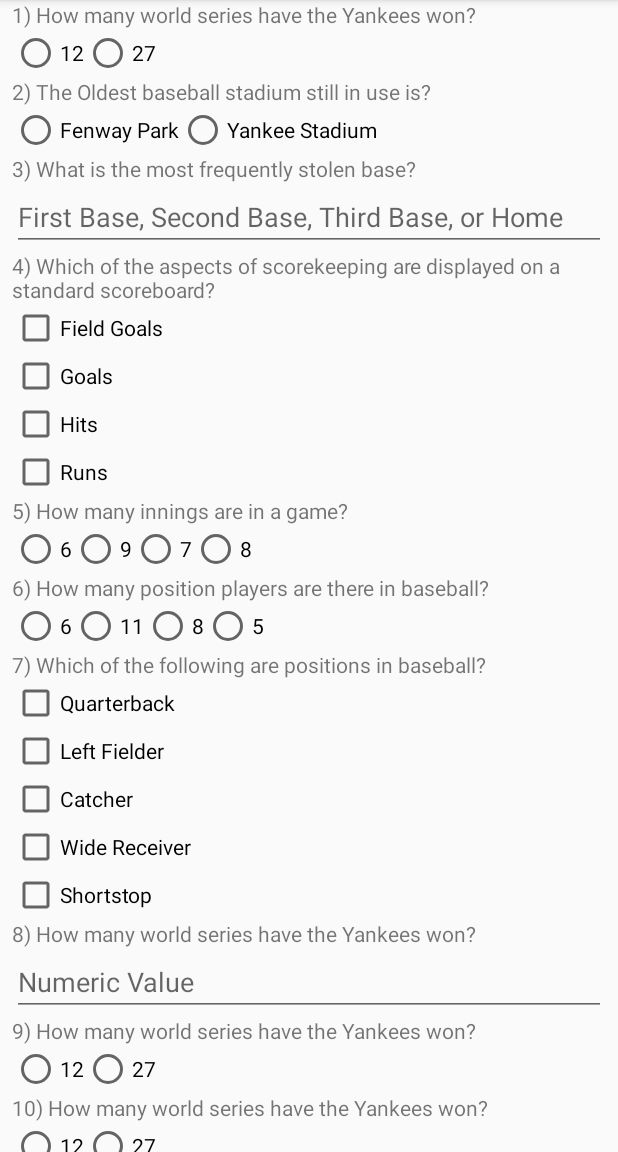
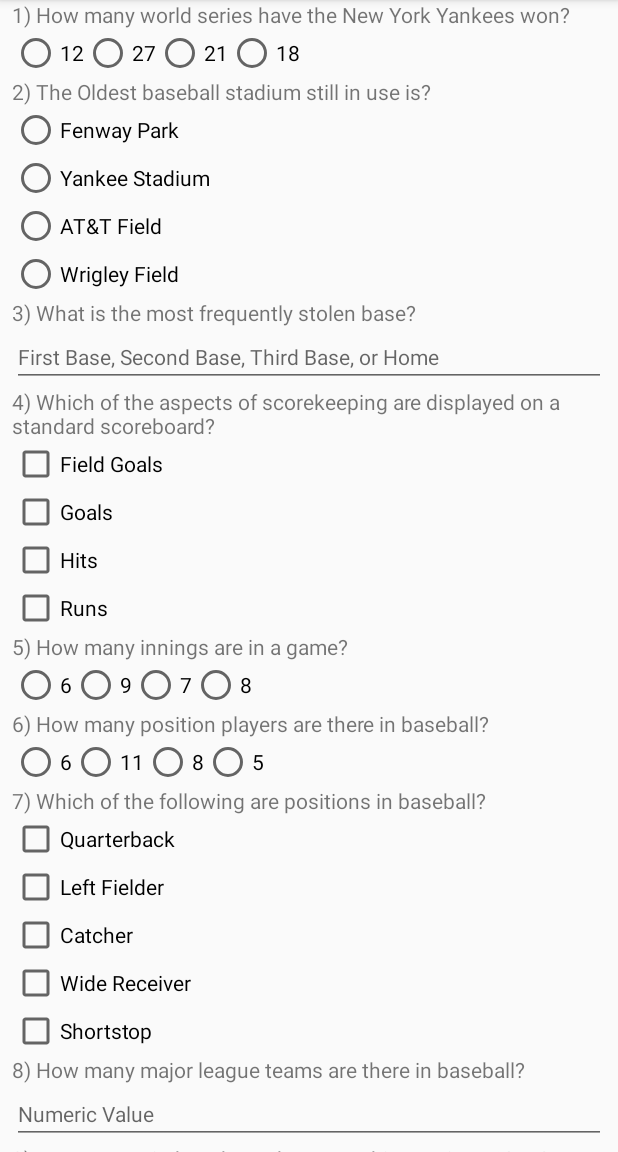
Before and after one commit to uenvymenow/QuizApp, an Android app: the screen it shows after launch (MainActivity), on a phone screen of 412 x 824 dp, the part 84-1236 px from its top. Run offline under Robolectric (Android 15) with nearby library versions, the phone set to English and light mode, and no system bars.

```diff
--- a/app/src/main/java/com/example/android/quizapplication/MainActivity.java
+++ b/app/src/main/java/com/example/android/quizapplication/MainActivity.java
@@ -91,7 +91,7 @@ public class MainActivity extends AppCompatActivity {
     public void question4CheckBox(View view) {
         // Import correct checkboxes for question 4
         CheckBox questionFourCorrectCB1 = findViewById(R.id.questionFourCorrect1);
-        CheckBox questionFourCorrectCB2 = findViewById(R.id.questionFourCcorrect2);
+        CheckBox questionFourCorrectCB2 = findViewById(R.id.questionFourCorrect2);
 
         // Check if correct checkbox was clicked
         if ((questionFourCorrectCB1.isChecked()) && (questionFourCorrectCB2.isChecked())){
@@ -136,9 +136,9 @@ public class MainActivity extends AppCompatActivity {
 
         // Check if correct checkbox was clicked button was clicked
         if ((questionSevenCorrectCB1.isChecked()) && (questionSevenCorrectCB2.isChecked()) && (questionSevenCorrectCB3.isChecked())){
-            question6Score = 1;
+            question7Score = 1;
         } else {
-            question6Score = 0;
+            question7Score = 0;
         }
     }
 
@@ -163,19 +163,12 @@ public class MainActivity extends AppCompatActivity {
     public void question9RadioButton(View view) {
         // Import radio buttons for question 9
         RadioButton questionNineCorrectRB = findViewById(R.id.questionNineCorrect);
-        RadioButton questionNineIncorrectRB = findViewById(R.id.questionNineIncorrect);
 
-        // Check which radio button was clicked
-        switch (view.getId()) {
-            case R.id.questionNineCorrect:
-                if (questionNineCorrectRB.isChecked())
-                    question9Score = 1;
-                break;
-            case R.id.questionNineIncorrect:
-                if (questionNineIncorrectRB.isChecked()) {
-                    question9Score = 0;
-                    break;
-                }
+        // Check if correct radio button was clicked
+        if (questionNineCorrectRB.isChecked()){
+            question9Score = 1;
+        } else {
+            question9Score = 0;
         }
     }
 
@@ -183,19 +176,12 @@ public class MainActivity extends AppCompatActivity {
     public void question10RadioButton(View view) {
         // Import radio buttons for question 10
         RadioButton questionTenCorrectRB = findViewById(R.id.questionTenCorrect);
-        RadioButton questionTenIncorrectRB = findViewById(R.id.questionTenIncorrect);
 
-        // Check which radio button was clicked
-        switch (view.getId()) {
-            case R.id.questionTenCorrect:
-                if (questionTenCorrectRB.isChecked())
-                    question10Score = 1;
-                break;
-            case R.id.questionTenIncorrect:
-                if (questionTenIncorrectRB.isChecked()) {
-                    question10Score = 0;
-                    break;
-                }
+        // Check if correct radio button was clicked
+        if (questionTenCorrectRB.isChecked()){
+            question10Score = 1;
+        } else {
+            question10Score = 0;
         }
     }
 
--- a/app/src/main/res/layout/activity_main.xml
+++ b/app/src/main/res/layout/activity_main.xml
@@ -8,8 +8,8 @@
 
     <!-- Container Linear Layout -->
     <LinearLayout
-        android:layout_width="match_parent"
-        android:layout_height="match_parent"
+        android:layout_width="wrap_content"
+        android:layout_height="wrap_content"
         android:orientation="vertical"
         android:padding="8dp">
 
@@ -22,7 +22,7 @@
             <TextView
                 android:layout_width="wrap_content"
                 android:layout_height="wrap_content"
-                android:text="Topic: Baseball History"
+                android:text="@string/topic"
                 android:textSize="18sp"
                 android:textStyle="bold" />
         </LinearLayout>
@@ -46,7 +46,8 @@
                     android:id="@+id/question_1_text_view"
                     android:layout_width="wrap_content"
                     android:layout_height="wrap_content"
-                    android:text="1) How many world series have the Yankees won?" />
+                    android:text="1) How many world series have the New York Yankees won?"
+                    android:textSize="14sp"/>
 
                 <RadioGroup
                     android:id="@+id/radioGroup1"
@@ -55,18 +56,36 @@
                     android:orientation="horizontal">
 
                     <RadioButton
-                        android:id="@+id/questionOneIncorrect"
+                        android:id="@+id/questionOneIncorrect1"
                         android:layout_width="wrap_content"
                         android:layout_height="wrap_content"
                         android:onClick="question1RadioButton"
-                        android:text="12" />
+                        android:text="12"
+                        android:textSize="14sp"/>
 
                     <RadioButton
                         android:id="@+id/questionOneCorrect"
                         android:layout_width="wrap_content"
                         android:layout_height="wrap_content"
                         android:onClick="question1RadioButton"
-                        android:text="27" />
+                        android:text="27"
+                        android:textSize="14sp"/>
+
+                    <RadioButton
+                        android:id="@+id/questionOneIncorrect2"
+                        android:layout_width="wrap_content"
+                        android:layout_height="wrap_content"
+                        android:onClick="question1RadioButton"
+                        android:text="21"
+                        android:textSize="14sp"/>
+
+                    <RadioButton
+                        android:id="@+id/questionOneIncorrect3"
+                        android:layout_width="wrap_content"
+                        android:layout_height="wrap_content"
+                        android:onClick="question1RadioButton"
+                        android:text="18"
+                        android:textSize="14sp"/>
                 </RadioGroup>
 
                 <!-- Question 2 -->
@@ -74,13 +93,14 @@
                     android:id="@+id/question_2_text_view"
                     android:layout_width="wrap_content"
                     android:layout_height="wrap_content"
-                    android:text="2) The Oldest baseball stadium still in use is?" />
+                    android:text="2) The Oldest baseball stadium still in use is?"
+                    android:textSize="14sp"/>
 
                 <RadioGroup
                     android:id="@+id/radioGroup2"
                     android:layout_width="wrap_content"
                     android:layout_height="wrap_content"
-                    android:orientation="horizontal">
+                    android:orientation="vertical">
 
                     <RadioButton
                         android:id="@+id/questionTwoCorrect"
@@ -90,11 +110,28 @@
                         android:text="Fenway Park" />
 
                     <RadioButton
-                        android:id="@+id/questionTwoIncorrect"
+                        android:id="@+id/questionTwoIncorrect1"
                         android:layout_width="wrap_content"
                         android:layout_height="wrap_content"
                         android:onClick="question2RadioButton"
-                        android:text="Yankee Stadium" />
+                        android:text="Yankee Stadium"
+                        android:textSize="14sp"/>
+
+                    <RadioButton
+                        android:id="@+id/questionTwoIncorrect2"
+                        android:layout_width="wrap_content"
+                        android:layout_height="wrap_content"
+                        android:onClick="question2RadioButton"
+                        android:text="AT&amp;T Field"
+                        android:textSize="14sp"/>
+
+                    <RadioButton
+                        android:id="@+id/questionTwoIncorrect3"
+                        android:layout_width="wrap_content"
+                        android:layout_height="wrap_content"
+                        android:onClick="question2RadioButton"
+                        android:text="Wrigley Field"
+                        android:textSize="14sp"/>
                 </RadioGroup>
 
                 <!-- Question 3 -->
@@ -102,56 +139,64 @@
                     android:id="@+id/question_3_text_view"
                     android:layout_width="wrap_content"
                     android:layout_height="wrap_content"
-                    android:text="3) What is the most frequently stolen base?" />
+                    android:text="3) What is the most frequently stolen base?"
+                    android:textSize="14sp"/>
 
                 <EditText
                     android:id="@+id/question3EditText"
                     android:layout_width="match_parent"
                     android:layout_height="wrap_content"
                     android:focusedByDefault="false"
-                    android:hint="First Base, Second Base, Third Base, or Home"/>
+                    android:hint="First Base, Second Base, Third Base, or Home"
+                    android:textSize="14sp"/>
 
                 <!-- Question 4 -->
                 <TextView
                     android:id="@+id/question_4_text_view"
                     android:layout_width="wrap_content"
                     android:layout_height="wrap_content"
-                    android:text="4) Which of the aspects of scorekeeping are displayed on a standard scoreboard?" />
+                    android:text="4) Which of the aspects of scorekeeping are displayed on a standard scoreboard?"
+                    android:textSize="14sp"/>
 
                 <CheckBox
                     android:id="@+id/questionFourIncorrect1"
                     android:layout_width="wrap_content"
                     android:layout_height="wrap_content"
                     android:onClick="question4CheckBox"
-                    android:text="Field Goals" />
+                    android:text="Field Goals"
+                    android:textSize="14sp"/>
 
                 <CheckBox
                     android:id="@+id/questionFourIncorrect2"
                     android:layout_width="wrap_content"
                     android:layout_height="wrap_content"
                     android:onClick="question4CheckBox"
-                    android:text="Goals" />
+                    android:text="Goals"
+                    android:textSize="14sp"/>
 
                 <CheckBox
                     android:id="@+id/questionFourCorrect1"
                     android:layout_width="wrap_content"
                     android:layout_height="wrap_content"
                     android:onClick="question4CheckBox"
-                    android:text="Hits" />
+                    android:text="Hits"
+                    android:textSize="14sp"/>
 
                 <CheckBox
-                    android:id="@+id/questionFourCcorrect2"
+                    android:id="@+id/questionFourCorrect2"
                     android:layout_width="wrap_content"
                     android:layout_height="wrap_content"
                     android:onClick="question4CheckBox"
-                    android:text="Runs" />
+                    android:text="Runs"
+                    android:textSize="14sp"/>
 
                 <!-- Question 5 -->
                 <TextView
                     android:id="@+id/question_5_text_view"
                     android:layout_width="wrap_content"
                     android:layout_height="wrap_content"
-                    android:text="5) How many innings are in a game?" />
+                    android:text="5) How many innings are in a game?"
+                    android:textSize="14sp"/>
 
                 <RadioGroup
                     android:id="@+id/radioGroup5"
@@ -164,28 +209,32 @@
                         android:layout_width="wrap_content"
                         android:layout_height="wrap_content"
                         android:onClick="question5RadioButton"
-                        android:text="6" />
+                        android:text="6"
+                        android:textSize="14sp"/>
 
                     <RadioButton
                         android:id="@+id/questionFiveCorrect"
                         android:layout_width="wrap_content"
                         android:layout_height="wrap_content"
                         android:onClick="question5RadioButton"
-                        android:text="9" />
+                        android:text="9"
+                        android:textSize="14sp"/>
 
                     <RadioButton
                         android:id="@+id/questionFiveIncorrect2"
                         android:layout_width="wrap_content"
                         android:layout_height="wrap_content"
                         android:onClick="question5RadioButton"
-                        android:text="7" />
+                        android:text="7"
+                        android:textSize="14sp"/>
 
                     <RadioButton
                         android:id="@+id/questionFiveIncorrect3"
                         android:layout_width="wrap_content"
                         android:layout_height="wrap_content"
                         android:onClick="question5RadioButton"
-                        android:text="8" />
+                        android:text="8"
+                        android:textSize="14sp"/>
                 </RadioGroup>
 
                 <!-- Question 6 -->
@@ -193,7 +242,8 @@
                     android:id="@+id/question_6_text_view"
                     android:layout_width="wrap_content"
                     android:layout_height="wrap_content"
-                    android:text="6) How many position players are there in baseball?" />
+                    android:text="6) How many position players are there in baseball?"
+                    android:textSize="14sp"/>
 
                 <RadioGroup
                     android:id="@+id/radioGroup6"
@@ -206,28 +256,32 @@
                         android:layout_width="wrap_content"
                         android:layout_height="wrap_content"
                         android:onClick="question6RadioButton"
-                        android:text="6" />
+                        android:text="6"
+                        android:textSize="14sp"/>
 
                     <RadioButton
                         android:id="@+id/questionSixIncorrect2"
                         android:layout_width="wrap_content"
                         android:layout_height="wrap_content"
                         android:onClick="question6RadioButton"
-                        android:text="11" />
+                        android:text="11"
+                        android:textSize="14sp"/>
 
                     <RadioButton
                         android:id="@+id/questionSixCorrect"
                         android:layout_width="wrap_content"
                         android:layout_height="wrap_content"
                         android:onClick="question6RadioButton"
-                        android:text="8" />
+                        android:text="8"
+                        android:textSize="14sp"/>
 
                     <RadioButton
                         android:id="@+id/questionSixIncorrect3"
                         android:layout_width="wrap_content"
                         android:layout_height="wrap_content"
                         android:onClick="question6RadioButton"
-                        android:text="5" />
+                        android:text="5"
+                        android:textSize="14sp"/>
                 </RadioGroup>
 
                 <!-- Question 7 -->
@@ -235,61 +289,70 @@
                     android:id="@+id/question_7_text_view"
                     android:layout_width="wrap_content"
                     android:layout_height="wrap_content"
-                    android:text="7) Which of the following are positions in baseball?" />
+                    android:text="7) Which of the following are positions in baseball?"
+                    android:textSize="14sp"/>
 
                 <CheckBox
                     android:layout_height="wrap_content"
                     android:layout_width="wrap_content"
                     android:text="Quarterback"
-                    android:onClick="question7CheckBox"/>
+                    android:onClick="question7CheckBox"
+                    android:textSize="14sp"/>
 
                 <CheckBox
                     android:id="@+id/question7Correct1"
                     android:layout_width="wrap_content"
                     android:layout_height="wrap_content"
                     android:text="Left Fielder"
-                    android:onClick="question7CheckBox"/>
+                    android:onClick="question7CheckBox"
+                    android:textSize="14sp"/>
 
                 <CheckBox
                     android:id="@+id/question7Correct2"
                     android:layout_width="wrap_content"
                     android:layout_height="wrap_content"
                     android:text="Catcher"
-                    android:onClick="question7CheckBox"/>
+                    android:onClick="question7CheckBox"
+                    android:textSize="14sp"/>
 
                 <CheckBox
                     android:layout_width="wrap_content"
                     android:layout_height="wrap_content"
                     android:text="Wide Receiver"
-                    android:onClick="question7CheckBox"/>
+                    android:onClick="question7CheckBox"
+                    android:textSize="14sp"/>
 
                 <CheckBox
                     android:id="@+id/question7Correct3"
                     android:layout_width="wrap_content"
                     android:layout_height="wrap_content"
                     android:text="Shortstop"
-                    android:onClick="question7CheckBox"/>
+                    android:onClick="question7CheckBox"
+                    android:textSize="14sp"/>
 
                 <!-- Question 8 -->
                 <TextView
                     android:id="@+id/question_8_text_view"
                     android:layout_width="wrap_content"
                     android:layout_height="wrap_content"
-                    android:text="8) How many world series have the Yankees won?" />
+                    android:text="8) How many major league teams are there in baseball?"
+                    android:textSize="14sp"/>
 
                 <EditText
                     android:id="@+id/question8Answer"
                     android:layout_width="match_parent"
                     android:layout_height="wrap_content"
                     android:hint="Numeric Value"
-                    android:inputType="number"/>
+                    android:inputType="number"
+                    android:textSize="14sp"/>
 
                 <!-- Question 9 -->
                 <TextView
                     android:id="@+id/question_9_text_view"
                     android:layout_width="wrap_content"
                     android:layout_height="wrap_content"
-                    android:text="9) How many world series have the Yankees won?" />
+                    android:text="9) How many pitchers have thrown no-hitters since 1876?"
+                    android:textSize="14sp"/>
 
                 <RadioGroup
                     android:id="@+id/radioGroup9"
@@ -298,18 +361,36 @@
                     android:orientation="horizontal">
 
                     <RadioButton
-                        android:id="@+id/questionNineIncorrect"
+                        android:id="@+id/questionNineIncorrect1"
                         android:layout_width="wrap_content"
                         android:layout_height="wrap_content"
                         android:onClick="question9RadioButton"
-                        android:text="12" />
+                        android:text="107"
+                        android:textSize="14sp"/>
+
+                    <RadioButton
+                        android:id="@+id/questionNineIncorrect2"
+                        android:layout_width="wrap_content"
+                        android:layout_height="wrap_content"
+                        android:onClick="question9RadioButton"
+                        android:text="312"
+                        android:textSize="14sp"/>
+
+                    <RadioButton
+                        android:id="@+id/questionNineIncorrect3"
+                        android:layout_width="wrap_content"
+                        android:layout_height="wrap_content"
+                        android:onClick="question9RadioButton"
+                        android:text="230"
+                        android:textSize="14sp"/>
 
                     <RadioButton
                         android:id="@+id/questionNineCorrect"
                         android:layout_width="wrap_content"
                         android:layout_height="wrap_content"
                         android:onClick="question9RadioButton"
-                        android:text="27" />
+                        android:text="296"
+                        android:textSize="14sp"/>
                 </RadioGroup>
 
                 <!-- Question 10 -->
@@ -317,27 +398,46 @@
                     android:id="@+id/question_10_text_view"
                     android:layout_width="wrap_content"
                     android:layout_height="wrap_content"
-                    android:text="10) How many world series have the Yankees won?" />
+                    android:text="10) What stadium do the Minnesota Twins play in?"
+                    android:textSize="14sp"/>
 
                 <RadioGroup
                     android:id="@+id/radioGroup10"
-                    android:layout_width="wrap_content"
+                    android:layout_width="match_parent"
                     android:layout_height="wrap_content"
-                    android:orientation="horizontal">
+                    android:orientation="vertical">
 
                     <RadioButton
-                        android:id="@+id/questionTenIncorrect"
+                        android:id="@+id/questionTenIncorrect1"
                         android:layout_width="wrap_content"
                         android:layout_height="wrap_content"
                         android:onClick="question10RadioButton"
-                        android:text="12" />
+                        android:text="SunTrust Park"
+                        android:textSize="14sp" />
+
+                    <RadioButton
+                        android:id="@+id/questionTenIncorrect2"
+                        android:layout_width="wrap_content"
+                        android:layout_height="wrap_content"
+                        android:onClick="question10RadioButton"
+                        android:text="Tropicana Field"
+                        android:textSize="14sp" />
 
                     <RadioButton
                         android:id="@+id/questionTenCorrect"
                         android:layout_width="wrap_content"
                         android:layout_height="wrap_content"
                         android:onClick="question10RadioButton"
-                        android:text="27" />
+                        android:text="Target Field"
+                        android:textSize="14sp" />
+
+                    <RadioButton
+                        android:id="@+id/questionTenIncorrect3"
+                        android:layout_width="wrap_content"
+                        android:layout_height="wrap_content"
+                        android:onClick="question10RadioButton"
+                        android:text="Comerica Park"
+                        android:textSize="14sp" />
                 </RadioGroup>
 
             </LinearLayout>
--- a/app/src/main/res/values/styles.xml
+++ b/app/src/main/res/values/styles.xml
@@ -8,4 +8,6 @@
         <item name="colorAccent">@color/colorAccent</item>
     </style>
 
+    <string name="topic">Topic: Baseball History</string>
+
 </resources>
```
